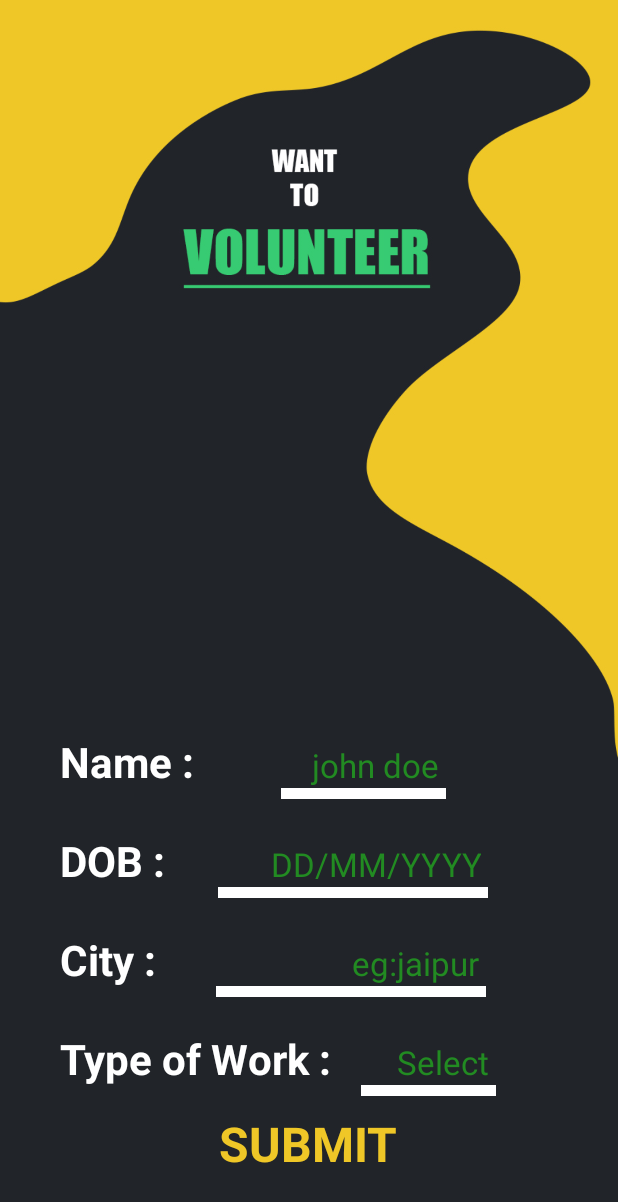
After one commit to AnubhavWorld/YogdaanWork, an Android app: the VolunteerActivity screen opened directly, with no data from a screen before it, on a phone screen of 412 x 824 dp. The commit adds this screen. Shown: the top 1202 px of the screen. Run offline under Robolectric (Android 15) with nearby library versions, the phone set to English and light mode, and no system bars.

Commit message:
volunteer page added

```diff
--- a/app/src/main/AndroidManifest.xml
+++ b/app/src/main/AndroidManifest.xml
@@ -9,7 +9,8 @@
         android:roundIcon="@mipmap/ic_launcher_round"
         android:supportsRtl="true"
         android:theme="@style/AppTheme">
-        <activity android:name=".paymentActivity"></activity>
+        <activity android:name=".VolunteerActivity"></activity>
+        <activity android:name=".paymentActivity" />
         <activity android:name=".donationActivity" />
         <activity android:name=".SignupActivity" />
         <activity android:name=".LoginActivity" />
--- a/app/src/main/java/com/example/yogdaan/MainActivity.java
+++ b/app/src/main/java/com/example/yogdaan/MainActivity.java
@@ -9,7 +9,6 @@ import androidx.drawerlayout.widget.DrawerLayout;
 import android.content.Intent;
 import android.os.Bundle;
 import android.view.View;
-import android.widget.Button;
 import android.widget.Toast;
 
 public class MainActivity extends AppCompatActivity {
@@ -41,10 +40,11 @@ public class MainActivity extends AppCompatActivity {
             }
         });
 
-        CardView v3= findViewById(R.id.i3);
+        CardView v3= findViewById(R.id.volunteer);
         v3.setOnClickListener(new View.OnClickListener() {
             @Override
             public void onClick(View v) {
+                startActivity(new Intent(MainActivity.this,VolunteerActivity.class));
                 Toast.makeText(MainActivity.this, "Welcome to my favorite place!", Toast.LENGTH_SHORT).show();
             }
         });
--- /dev/null
+++ b/app/src/main/java/com/example/yogdaan/VolunteerActivity.java
@@ -0,0 +1,14 @@
+package com.example.yogdaan;
+
+import androidx.appcompat.app.AppCompatActivity;
+
+import android.os.Bundle;
+
+public class VolunteerActivity extends AppCompatActivity {
+
+    @Override
+    protected void onCreate(Bundle savedInstanceState) {
+        super.onCreate(savedInstanceState);
+        setContentView(R.layout.activity_volunteer);
+    }
+}
--- /dev/null
+++ b/app/src/main/res/drawable-v24/btn_select.xml
@@ -0,0 +1,23 @@
+<?xml version="1.0" encoding="utf-8"?>
+<layer-list xmlns:android="http://schemas.android.com/apk/res/android" >
+    <item
+        android:bottom="1dp"
+        android:left="-16px"
+        android:right="-16px"
+        android:top="-16px">
+        <shape android:shape="rectangle" >
+            <stroke
+                android:width="13px"
+                android:color="#FFFFFF" />
+
+            <solid android:color="#00FFFFFF" />
+
+
+            <padding
+                android:bottom="10dp"
+                android:left="5dp"
+                android:right="5dp"
+                android:top="5dp" />
+        </shape>
+    </item>
+</layer-list>
--- a/app/src/main/res/layout/activity_main.xml
+++ b/app/src/main/res/layout/activity_main.xml
@@ -115,7 +115,7 @@
 
 
                     <androidx.cardview.widget.CardView
-                        android:id="@+id/i3"
+                        android:id="@+id/volunteer"
                         android:layout_width="match_parent"
                         android:layout_height="match_parent"
                         android:background="@drawable/corners"
--- /dev/null
+++ b/app/src/main/res/layout/activity_volunteer.xml
@@ -0,0 +1,161 @@
+<?xml version="1.0" encoding="utf-8"?>
+<RelativeLayout xmlns:android="http://schemas.android.com/apk/res/android"
+    xmlns:app="http://schemas.android.com/apk/res-auto"
+    xmlns:tools="http://schemas.android.com/tools"
+    android:layout_width="match_parent"
+    android:layout_height="match_parent"
+
+    tools:context=".VolunteerActivity"
+    android:background="@drawable/volunteer_iamge">
+
+    <RelativeLayout
+        android:layout_width="match_parent"
+        android:layout_height="wrap_content"
+        android:layout_marginBottom="10dp"
+        android:layout_above="@id/tt1"
+        android:layout_marginTop="10dp"
+        android:id="@+id/rl1"
+
+        >
+
+
+        <LinearLayout
+            android:id="@+id/ll2"
+
+            android:layout_width="match_parent"
+            android:layout_height="wrap_content"
+            android:orientation="vertical"
+
+            android:layout_marginStart="40dp"
+            android:layout_marginLeft="40dp">
+            <LinearLayout
+
+                android:layout_width="match_parent"
+                android:layout_height="wrap_content"
+                android:orientation="horizontal">
+                <TextView
+                    android:layout_width="wrap_content"
+                    android:layout_height="wrap_content"
+                    android:text="Name :"
+                    android:textSize="28sp"
+                    android:textStyle="bold"
+                    android:textColor="#FFFFFF"/>
+                <EditText
+                    android:layout_marginStart="58dp"
+                    android:layout_width="110dp"
+                    android:layout_height="wrap_content"
+
+                    android:backgroundTint="#FFFFFF"
+                    android:background="@drawable/btn_select"
+                    android:textSize="22sp"
+                    android:hint="john doe"
+                    android:gravity="right"
+                    android:textColorHint="#228B22"
+                    android:layout_marginLeft="58dp" />
+
+            </LinearLayout>
+            <LinearLayout
+                android:layout_marginTop="22dp"
+                android:layout_width="match_parent"
+                android:layout_height="wrap_content"
+                android:orientation="horizontal">
+                <TextView
+                    android:layout_width="wrap_content"
+                    android:layout_height="wrap_content"
+                    android:text="DOB :"
+                    android:textSize="28sp"
+                    android:textStyle="bold"
+                    android:textColor="#FFFFFF"/>
+                <EditText
+                    android:layout_marginStart="35dp"
+                    android:layout_width="180dp"
+                    android:layout_height="wrap_content"
+                    android:textSize="22sp"
+                    android:hint="DD/MM/YYYY"
+                    android:gravity="right"
+
+                    android:textColorHint="#228B22"
+                    android:backgroundTint="#FFFFFF"
+                    android:background="@drawable/btn_select"
+                    android:layout_marginLeft="35dp" />
+            </LinearLayout>
+            <LinearLayout
+                android:layout_marginTop="22dp"
+                android:layout_width="match_parent"
+                android:layout_height="wrap_content"
+                android:orientation="horizontal">
+                <TextView
+                    android:layout_width="wrap_content"
+                    android:layout_height="wrap_content"
+                    android:text="City :"
+                    android:textSize="28sp"
+                    android:textStyle="bold"
+                    android:textColor="#FFFFFF"/>
+                <EditText
+                    android:layout_marginStart="40dp"
+                    android:layout_width="180dp"
+                    android:layout_height="wrap_content"
+                    android:hint="eg:jaipur"
+                    android:gravity="right"
+
+                    android:textColorHint="#228B22"
+                    android:textSize="22sp"
+
+                    android:backgroundTint="#FFFFFF"
+                    android:background="@drawable/btn_select"
+                    android:layout_marginLeft="40dp" />
+
+
+
+            </LinearLayout>
+            <LinearLayout
+
+                android:layout_marginTop="22dp"
+                android:layout_width="match_parent"
+                android:layout_height="wrap_content"
+                android:orientation="horizontal">
+                <TextView
+                    android:layout_width="wrap_content"
+                    android:layout_height="wrap_content"
+                    android:text="Type of Work :"
+                    android:textSize="28sp"
+                    android:textStyle="bold"
+                    android:textColor="#FFFFFF"/>
+                <EditText
+                    android:layout_marginStart="20dp"
+                    android:layout_width="90dp"
+                    android:layout_height="wrap_content"
+                    android:textSize="22sp"
+                    android:hint="Select"
+                    android:gravity="right"
+
+                    android:textColorHint="#228B22"
+
+                    android:background="@drawable/btn_select"
+                    android:layout_marginLeft="20dp" />
+
+
+
+            </LinearLayout>
+
+
+        </LinearLayout>
+    </RelativeLayout>
+
+    <TextView
+        android:layout_width="wrap_content"
+        android:layout_height="wrap_content"
+        android:id="@+id/tt1"
+
+        android:layout_alignParentBottom="true"
+        android:layout_centerHorizontal="true"
+
+        android:layout_marginBottom="40dp"
+        android:clickable="true"
+
+        android:text="SUBMIT"
+        android:textColor="#efc727"
+        android:textSize="32sp"
+        android:textStyle="bold" />
+
+</RelativeLayout>
--- a/app/src/main/res/menu/m.xml
+++ b/app/src/main/res/menu/m.xml
@@ -10,7 +10,7 @@
             android:id="@+id/i2"
             android:title="Menu 2" />
         <item
-            android:id="@+id/i3"
+            android:id="@+id/volunteer"
             android:title="Menu 3" />
         <item
             android:id="@+id/i4"
```
Also changed, not shown: app/src/main/res/drawable-v24/volunteer_iamge.jpg (added).
